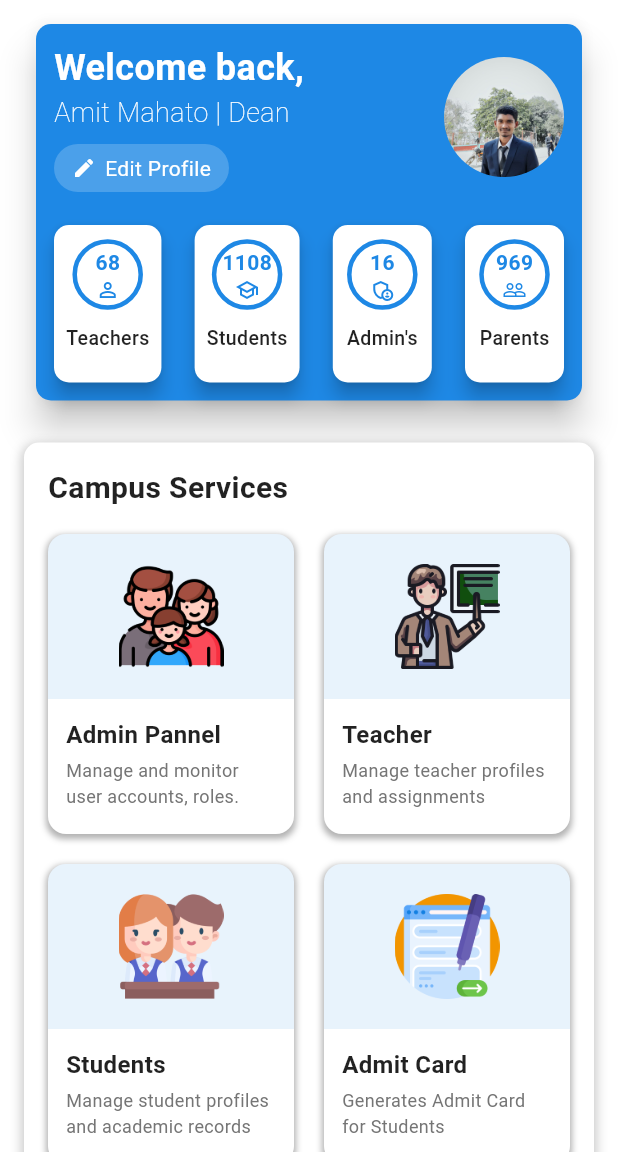
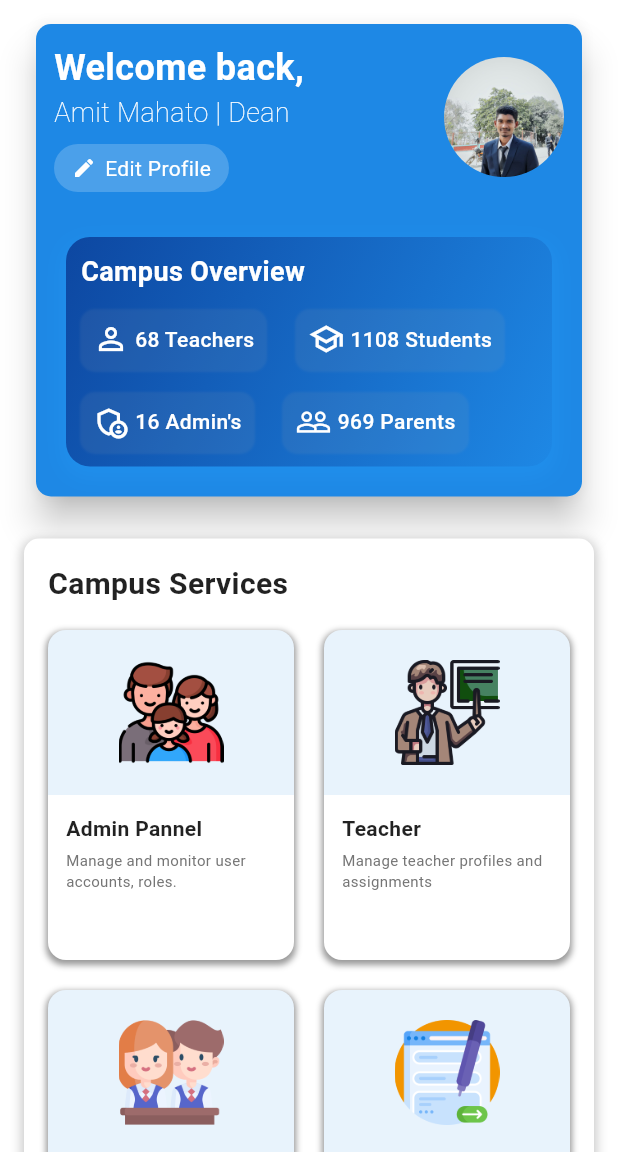
Before and after one commit to amitmahato98/CMS, a Flutter app: the screen it shows after launch, on a phone screen of 412 x 824 dp, the part 84-1236 px from its top. Run offline on Flutter 3.47's test engine with Material 3 defaults, Android fonts, the phone set to English and light mode, and no system bars; our stand-ins replace barcode_widget, google_fonts, image_picker, open_file, pdf, permission_handler and 1 more; missing offline and left inert: nepali_date_picker.

```diff
--- a/lib/navigations/body/admin_dashboard.dart
+++ b/lib/navigations/body/admin_dashboard.dart
@@ -213,9 +213,13 @@ class _ViewCountState extends State<ViewCount> {
 
   @override
   Widget build(BuildContext context) {
+    final screenWidth = MediaQuery.of(context).size.width;
+
+    // Larger screens: show all 4 animated cards
+    if (screenWidth > 600) {
       return Container(
         height: 105,
-      width: MediaQuery.of(context).size.width - 75,
+        width: screenWidth - 75,
         child: Row(
           mainAxisAlignment: MainAxisAlignment.spaceBetween,
           children:
@@ -228,6 +232,10 @@ class _ViewCountState extends State<ViewCount> {
               }).toList(),
         ),
       );
+    }
+
+    // Smaller screens: show single futuristic card
+    return _buildFuturisticCard();
   }
 
   Widget _buildCountItem(String numberStr, String title, IconData icon) {
@@ -289,6 +297,89 @@ class _ViewCountState extends State<ViewCount> {
           ),
         );
       },
+    );
+  }
+
+  Widget _buildFuturisticCard() {
+    return Container(
+      margin: const EdgeInsets.all(8),
+      padding: const EdgeInsets.all(10),
+      decoration: BoxDecoration(
+        gradient: LinearGradient(
+          colors: [Colors.blue.shade900, Colors.blue.shade600],
+          begin: Alignment.topLeft,
+          end: Alignment.bottomRight,
+        ),
+        borderRadius: BorderRadius.circular(16),
+        boxShadow: [
+          BoxShadow(
+            color: Colors.blue.withOpacity(0.5),
+            blurRadius: 12,
+            spreadRadius: 2,
+            offset: Offset(0, 5),
+          ),
+        ],
+      ),
+      child: Column(
+        crossAxisAlignment: CrossAxisAlignment.start,
+        children: [
+          Text(
+            "Campus Overview",
+            style: TextStyle(
+              fontSize: 18,
+              fontWeight: FontWeight.bold,
+              color: Colors.white,
+            ),
+          ),
+          const SizedBox(height: 12),
+          Wrap(
+            spacing: 20,
+            runSpacing: 15,
+            children:
+                countMap.map((data) {
+                  final int targetNumber = int.parse(data["number"]);
+                  return TweenAnimationBuilder<double>(
+                    tween: Tween<double>(
+                      begin: 0,
+                      end: targetNumber.toDouble(),
+                    ),
+                    duration: Duration(seconds: 3),
+                    curve: Curves.easeOut,
+                    builder: (context, value, child) {
+                      return Container(
+                        padding: EdgeInsets.all(8),
+                        decoration: BoxDecoration(
+                          borderRadius: BorderRadius.circular(10),
+                          boxShadow: [
+                            BoxShadow(
+                              color: grayColor.withOpacity(0.1),
+                              spreadRadius: 0.5,
+                              blurRadius: 0.5,
+                              offset: Offset(0, 1),
+                            ),
+                          ],
+                        ),
+                        child: Row(
+                          mainAxisSize: MainAxisSize.min,
+                          children: [
+                            Icon(data["icon"], color: Colors.white),
+                            const SizedBox(width: 4),
+                            Text(
+                              "${value.toInt()} ${data["Title"]}",
+                              style: TextStyle(
+                                color: Colors.white,
+                                fontWeight: FontWeight.w500,
+                              ),
+                            ),
+                          ],
+                        ),
+                      );
+                    },
+                  );
+                }).toList(),
+          ),
+        ],
+      ),
     );
   }
 }
@@ -432,7 +523,7 @@ class _GridbuildState extends State<Gridbuild> {
                 gridDelegate: SliverGridDelegateWithFixedCrossAxisCount(
                   crossAxisCount: 2,
                   crossAxisSpacing: 20,
-                  mainAxisExtent: 200,
+                  mainAxisExtent: 220,
                   mainAxisSpacing: 20,
                 ),
                 itemBuilder: (_, index) {
@@ -464,8 +555,8 @@ class _GridbuildState extends State<Gridbuild> {
                           BoxShadow(
                             color:
                                 isDarkMode
-                                    ? blueColor.withOpacity(0.3)
-                                    : theme.colorScheme.shadow.withOpacity(0.3),
+                                    ? blueColor.withOpacity(0.4)
+                                    : theme.colorScheme.shadow.withOpacity(0.4),
                             spreadRadius: 1,
                             blurRadius: 3,
                             offset: Offset(0, 2),
@@ -501,14 +592,14 @@ class _GridbuildState extends State<Gridbuild> {
                                   gridMap.elementAt(index)['title'],
                                   style: TextStyle(
                                     fontWeight: FontWeight.bold,
-                                    fontSize: 16,
+                                    fontSize: 14,
                                   ),
                                 ),
                                 SizedBox(height: 4),
                                 Text(
                                   gridMap.elementAt(index)['description'],
                                   style: TextStyle(
-                                    fontSize: 12,
+                                    fontSize: 10,
                                     color:
                                         isDarkMode
                                             ? Colors.white70
```
Also changed, not shown: lib/navigations/screens/admit-card-generator/admitcardgenerator.dart (+80 -72 lines). Lines whose indentation alone changed are shown as unchanged.
